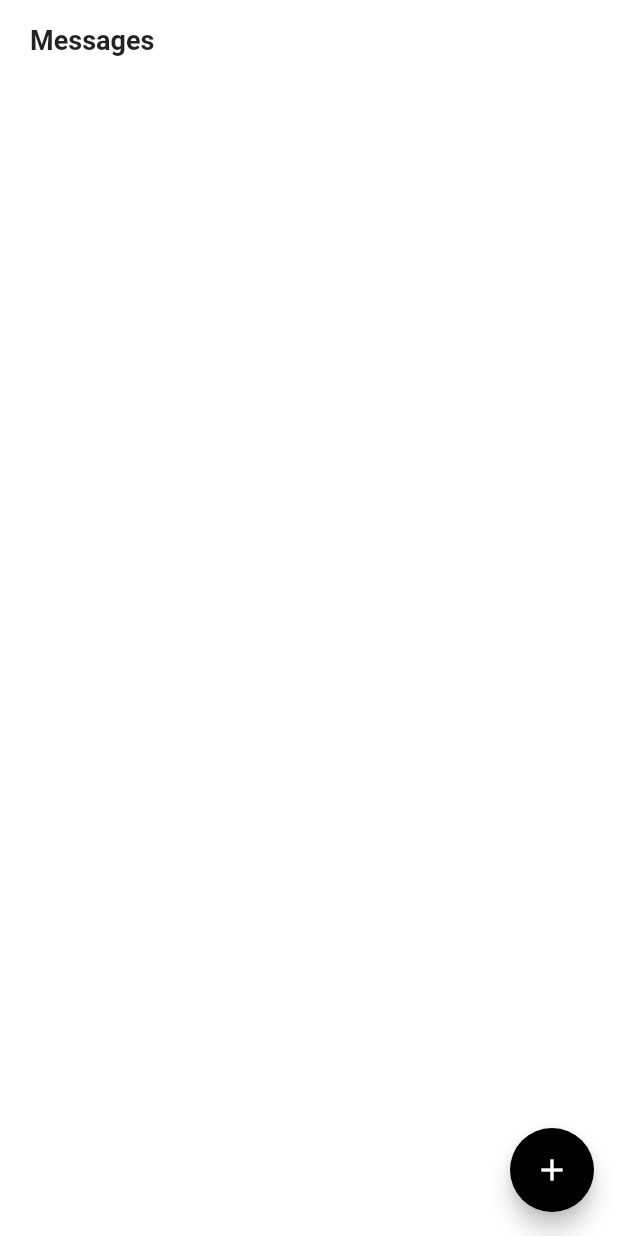
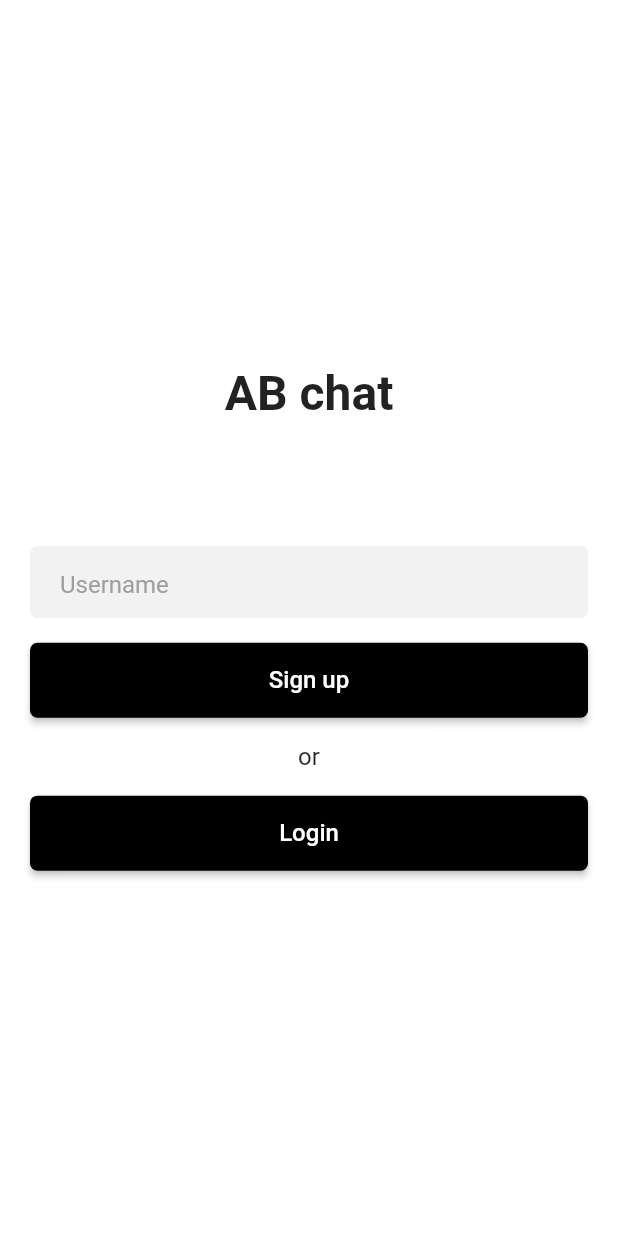
Before and after one commit to abentad/flutter_socketio_working, a Flutter app: the screen it shows after launch, on a phone screen of 412 x 824 dp. Run offline on Flutter 3.47's test engine with Material 2 defaults, Android fonts, the light colour scheme and no system bars; our stand-ins replace dio, get, socket_io_client; accounts and stored records are empty; network calls fail.

Commit message:
login not working

```diff
--- a/lib/components/widgets.dart
+++ b/lib/components/widgets.dart
@@ -77,3 +77,50 @@ class ConversationWidget extends StatelessWidget {
     );
   }
 }
+
+class CustomTextFormField extends StatelessWidget {
+  const CustomTextFormField({Key? key, required this.hintText, required this.controller}) : super(key: key);
+
+  final String hintText;
+  final TextEditingController controller;
+
+  @override
+  Widget build(BuildContext context) {
+    return TextFormField(
+      controller: controller,
+      cursorColor: Colors.black,
+      style: const TextStyle(fontSize: 22.0),
+      decoration: InputDecoration(
+        contentPadding: const EdgeInsets.symmetric(horizontal: 20.0, vertical: 10.0),
+        filled: true,
+        fillColor: const Color(0xfff2f2f2),
+        hintText: hintText,
+        hintStyle: const TextStyle(color: Colors.grey, fontSize: 16.0),
+        border: OutlineInputBorder(borderRadius: BorderRadius.circular(5.0), borderSide: const BorderSide(color: Color(0xfff2f2f2))),
+        enabledBorder: OutlineInputBorder(borderRadius: BorderRadius.circular(5.0), borderSide: const BorderSide(color: Color(0xfff2f2f2))),
+        focusedBorder: OutlineInputBorder(borderRadius: BorderRadius.circular(5.0), borderSide: const BorderSide(color: Color(0xfff2f2f2))),
+      ),
+    );
+  }
+}
+
+class CustomMaterialButton extends StatelessWidget {
+  const CustomMaterialButton({Key? key, required this.btnLabel, required this.onPressed}) : super(key: key);
+
+  final String btnLabel;
+  final Function() onPressed;
+
+  @override
+  Widget build(BuildContext context) {
+    return Center(
+      child: MaterialButton(
+        onPressed: onPressed,
+        height: 50.0,
+        minWidth: double.infinity,
+        color: Colors.black,
+        shape: RoundedRectangleBorder(borderRadius: BorderRadius.circular(5.0)),
+        child: Text(btnLabel, style: const TextStyle(color: Colors.white, fontSize: 16.0)),
+      ),
+    );
+  }
+}
--- /dev/null
+++ b/lib/constants.dart
@@ -0,0 +1 @@
+const String kbaseUrl = "http://192.168.8.137:3000";
--- a/lib/controller/chat_controller.dart
+++ b/lib/controller/chat_controller.dart
@@ -1,3 +1,4 @@
+import 'package:chatapp_socketio/constants.dart';
 import 'package:chatapp_socketio/model/conversation.dart';
 import 'package:dio/dio.dart';
 import 'package:get/get.dart';
@@ -11,7 +12,6 @@ class ChatController extends GetxController {
 
   ChatController() {
     connectToServer();
-    getConversations("6162f25f3c27c7550ab83a6d");
   }
 
   //connection working
@@ -21,7 +21,7 @@ class ChatController extends GetxController {
   //
   void connectToServer() {
     try {
-      _socket = io('http://192.168.8.137:3000', <String, dynamic>{
+      _socket = io(kbaseUrl, <String, dynamic>{
         'transports': ['websocket'],
         'autoConnect': false,
       });
@@ -40,7 +40,7 @@ class ChatController extends GetxController {
   void getConversations(String userId) async {
     Dio _dio = Dio(
       BaseOptions(
-        baseUrl: "http://192.168.8.137:3000",
+        baseUrl: kbaseUrl,
         connectTimeout: 10000,
         receiveTimeout: 100000,
         responseType: ResponseType.json,
--- /dev/null
+++ b/lib/controller/user_controller.dart
@@ -0,0 +1,45 @@
+import 'package:chatapp_socketio/constants.dart';
+import 'package:chatapp_socketio/model/user.dart';
+import 'package:dio/dio.dart';
+import 'package:get/get.dart';
+
+class UserController extends GetxController {
+  User? _currentUser;
+  User? get currentUser => _currentUser;
+
+  Future<bool> signUp(String username) async {
+    print('signup called');
+    Dio _dio = Dio(BaseOptions(baseUrl: kbaseUrl, connectTimeout: 20000, receiveTimeout: 100000, responseType: ResponseType.json));
+    try {
+      final response = await _dio.post('/api/user', data: {"name": username});
+      print(response.statusCode);
+      if (response.statusCode == 201) {
+        print('worked nice');
+        _currentUser = User.fromJson(response.data);
+        update();
+        return true;
+      }
+    } catch (e) {
+      print(e);
+    }
+    return false;
+  }
+
+  Future<bool> login(String username) async {
+    print('login called');
+    Dio _dio = Dio(BaseOptions(baseUrl: kbaseUrl, connectTimeout: 20000, receiveTimeout: 100000, responseType: ResponseType.json));
+    try {
+      final response = await _dio.get('/api/user?name=$username');
+      print(response.statusCode);
+      if (response.statusCode == 200) {
+        print('worked nice');
+        _currentUser = User.fromJson(response.data);
+        update();
+        return true;
+      }
+    } catch (e) {
+      print(e);
+    }
+    return false;
+  }
+}
--- a/lib/main.dart
+++ b/lib/main.dart
@@ -1,5 +1,7 @@
 import 'package:chatapp_socketio/controller/chat_controller.dart';
+import 'package:chatapp_socketio/controller/user_controller.dart';
 import 'package:chatapp_socketio/view/conversations_screen.dart';
+import 'package:chatapp_socketio/view/signup.dart';
 import 'package:flutter/material.dart';
 import 'package:flutter/services.dart';
 import 'package:get/get.dart';
@@ -9,6 +11,7 @@ void main() {
   SystemChrome.setPreferredOrientations([DeviceOrientation.portraitUp]);
   SystemChrome.setSystemUIOverlayStyle(const SystemUiOverlayStyle(statusBarColor: Colors.white, statusBarIconBrightness: Brightness.dark));
   Get.put(ChatController());
+  Get.put(UserController());
   runApp(const MyApp());
 }
 
@@ -24,7 +27,7 @@ class MyApp extends StatelessWidget {
         scaffoldBackgroundColor: Colors.white,
         primarySwatch: Colors.teal,
       ),
-      home: const ConversatoinsScreen(),
+      home: SignUp(),
     );
   }
 }
--- /dev/null
+++ b/lib/view/signup.dart
@@ -0,0 +1,58 @@
+import 'package:chatapp_socketio/components/widgets.dart';
+import 'package:chatapp_socketio/controller/user_controller.dart';
+import 'package:chatapp_socketio/view/conversations_screen.dart';
+import 'package:chatapp_socketio/view/login.dart';
+import 'package:flutter/cupertino.dart';
+import 'package:flutter/material.dart';
+import 'package:get/get.dart';
+
+class SignUp extends StatelessWidget {
+  SignUp({Key? key}) : super(key: key);
+  final TextEditingController _usernameController = TextEditingController();
+
+  @override
+  Widget build(BuildContext context) {
+    final size = MediaQuery.of(context).size;
+
+    return Scaffold(
+      body: Container(
+        padding: const EdgeInsets.symmetric(horizontal: 20.0),
+        decoration: const BoxDecoration(),
+        child: Column(
+          mainAxisAlignment: MainAxisAlignment.center,
+          crossAxisAlignment: CrossAxisAlignment.start,
+          children: [
+            const Center(child: Text('AB chat', style: TextStyle(fontSize: 32.0, fontWeight: FontWeight.w600))),
+            SizedBox(height: size.height * 0.1),
+            CustomTextFormField(hintText: "Username", controller: _usernameController),
+            SizedBox(height: size.height * 0.02),
+            CustomMaterialButton(
+              onPressed: () async {
+                if (_usernameController.text != "") {
+                  bool _result = await Get.find<UserController>().signUp(_usernameController.text);
+                  if (_result) {
+                    Navigator.push(context, CupertinoPageRoute(builder: (context) => const ConversatoinsScreen()));
+                  }
+                } else if (_usernameController.text == "") {
+                  ScaffoldMessenger.of(context).showSnackBar(
+                    const SnackBar(content: Text('Fill username', style: TextStyle(color: Colors.black)), backgroundColor: Colors.white),
+                  );
+                }
+              },
+              btnLabel: "Sign up",
+            ),
+            SizedBox(height: size.height * 0.02),
+            const Center(child: Text('or', style: TextStyle(fontSize: 16.0))),
+            SizedBox(height: size.height * 0.02),
+            CustomMaterialButton(
+              onPressed: () {
+                Navigator.push(context, CupertinoPageRoute(builder: (context) => Login()));
+              },
+              btnLabel: "Login",
+            ),
+          ],
+        ),
+      ),
+    );
+  }
+}
```
Also changed, not shown: lib/model/user.dart (+12 -43 lines), lib/view/conversations_screen.dart (+10 -0 lines), lib/view/login.dart (added, +57 -0 lines).
